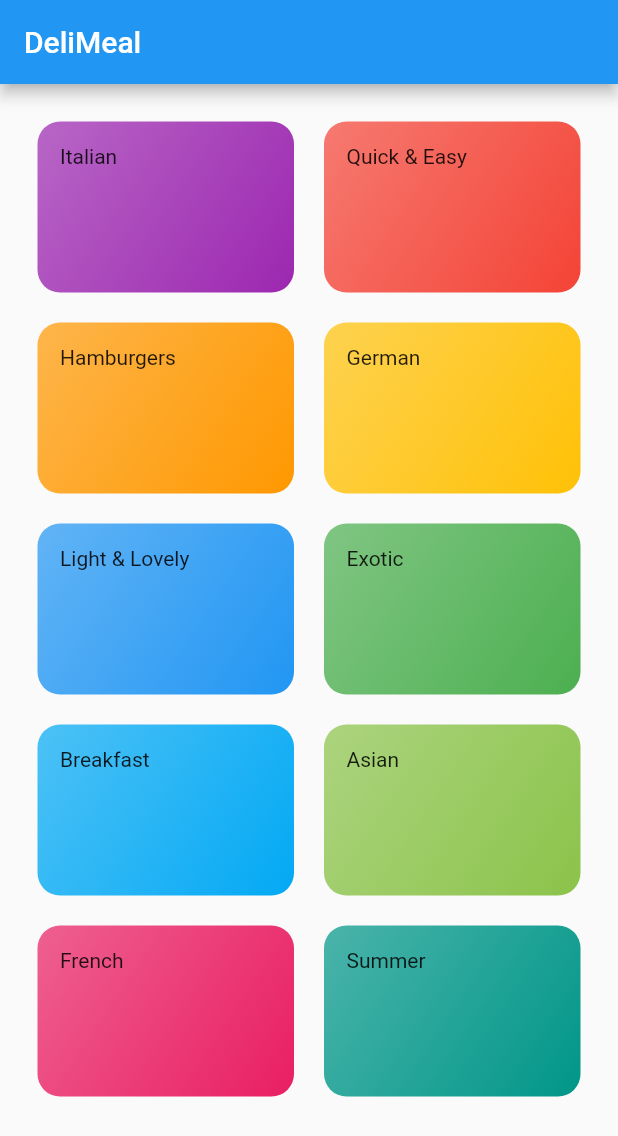
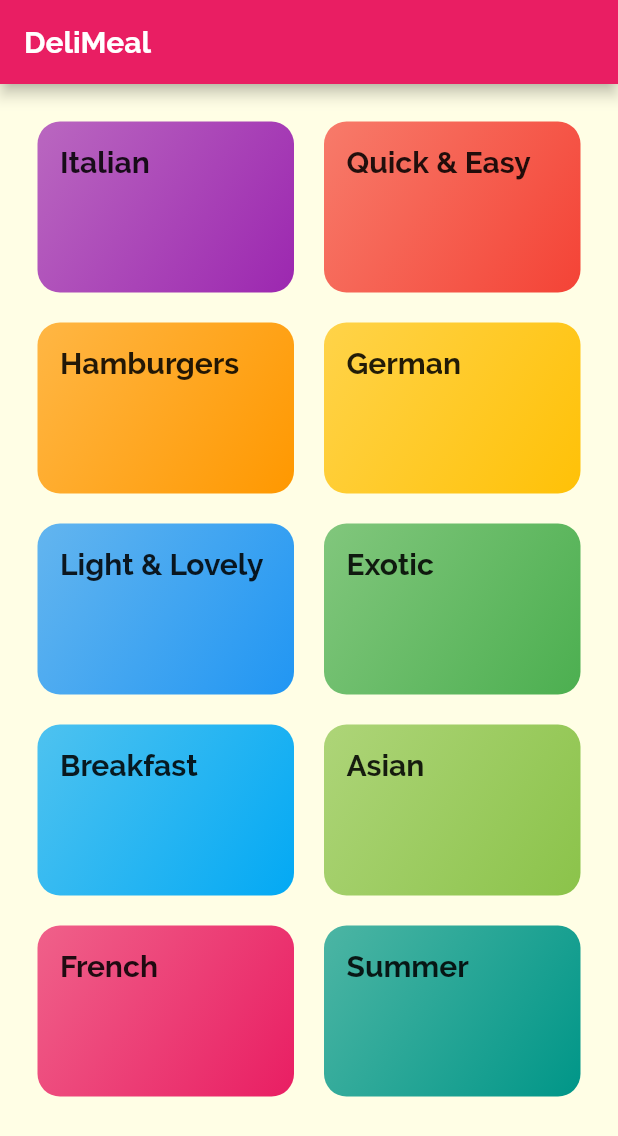
Before and after one commit to MichaelCBarilla/meals_app, a Flutter app: the screen it shows after launch, on a phone screen of 412 x 824 dp. Shown: the top 1136 px of the screen. Run offline on Flutter 3.47's test engine with Material 2 defaults, Android fonts, the phone set to English and light mode, and no system bars.

Commit message:
add theme to app

```diff
--- a/lib/category_item.dart
+++ b/lib/category_item.dart
@@ -12,7 +12,10 @@ class CategoryItem extends StatelessWidget {
   Widget build(BuildContext context) {
     return Container(
       padding: const EdgeInsets.all(15),
-      child: Text(title),
+      child: Text(
+        title,
+        style: Theme.of(context).textTheme.headline6,
+      ),
       decoration: BoxDecoration(
         gradient: LinearGradient(
           colors: [
--- a/lib/main.dart
+++ b/lib/main.dart
@@ -10,7 +10,22 @@ class MyApp extends StatelessWidget {
     return MaterialApp(
       title: 'DeliMeals',
       theme: ThemeData(
-        primarySwatch: Colors.blue,
+        primarySwatch: Colors.pink,
+        accentColor: Colors.amber,
+        canvasColor: Color.fromRGBO(255, 254, 229, 1),
+        fontFamily: 'Raleway',
+        textTheme: ThemeData.light().textTheme.copyWith(
+              bodyText1: TextStyle(
+                color: Color.fromRGBO(20, 51, 51, 1),
+              ),
+              bodyText2: TextStyle(
+                color: Color.fromRGBO(20, 51, 51, 1),
+              ),
+              headline6: TextStyle(
+                  fontSize: 20,
+                  fontFamily: 'Raleway',
+                  fontWeight: FontWeight.bold),
+            ),
       ),
       home: CategoriesScreen(),
     );
```
